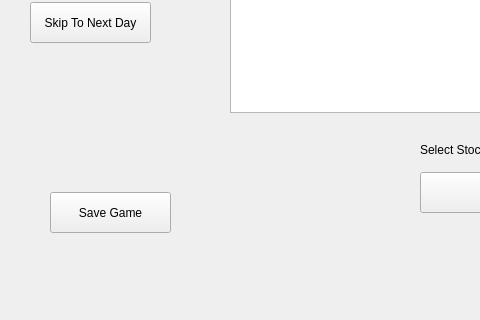
Qt form GamerunUI.ui (srikoushik3/StockMarketGame) before a commit; both pictures show x 0 to 480 and y 338 to 658 of the 1171 by 658 pixel window.
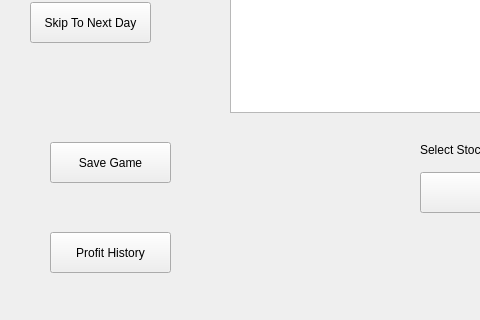
The same form after that commit.

The edit to the form file:
```diff
--- a/GamerunUI.ui
+++ b/GamerunUI.ui
@@ -206,7 +206,7 @@
    <property name="geometry">
     <rect>
      <x>50</x>
-     <y>530</y>
+     <y>480</y>
      <width>121</width>
      <height>41</height>
     </rect>
@@ -215,6 +215,19 @@
     <string>Save Game</string>
    </property>
   </widget>
+  <widget class="QPushButton" name="profitHistoryBtn">
+   <property name="geometry">
+    <rect>
+     <x>50</x>
+     <y>570</y>
+     <width>121</width>
+     <height>41</height>
+    </rect>
+   </property>
+   <property name="text">
+    <string>Profit History</string>
+   </property>
+  </widget>
  </widget>
  <resources/>
  <connections/>
```
